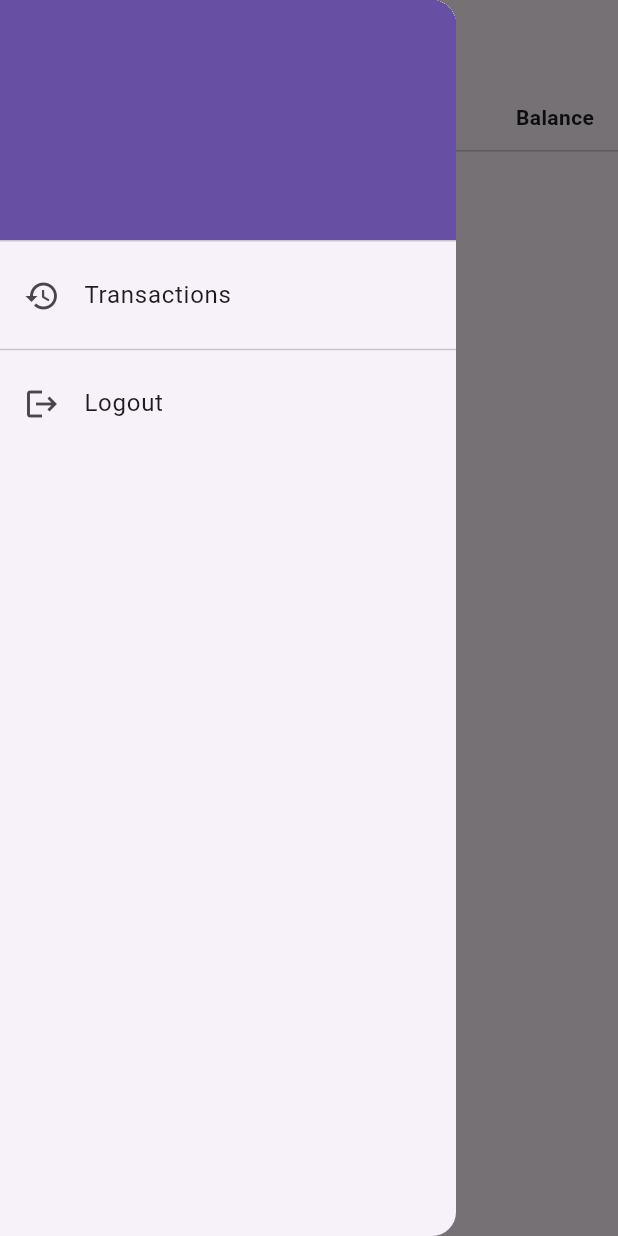
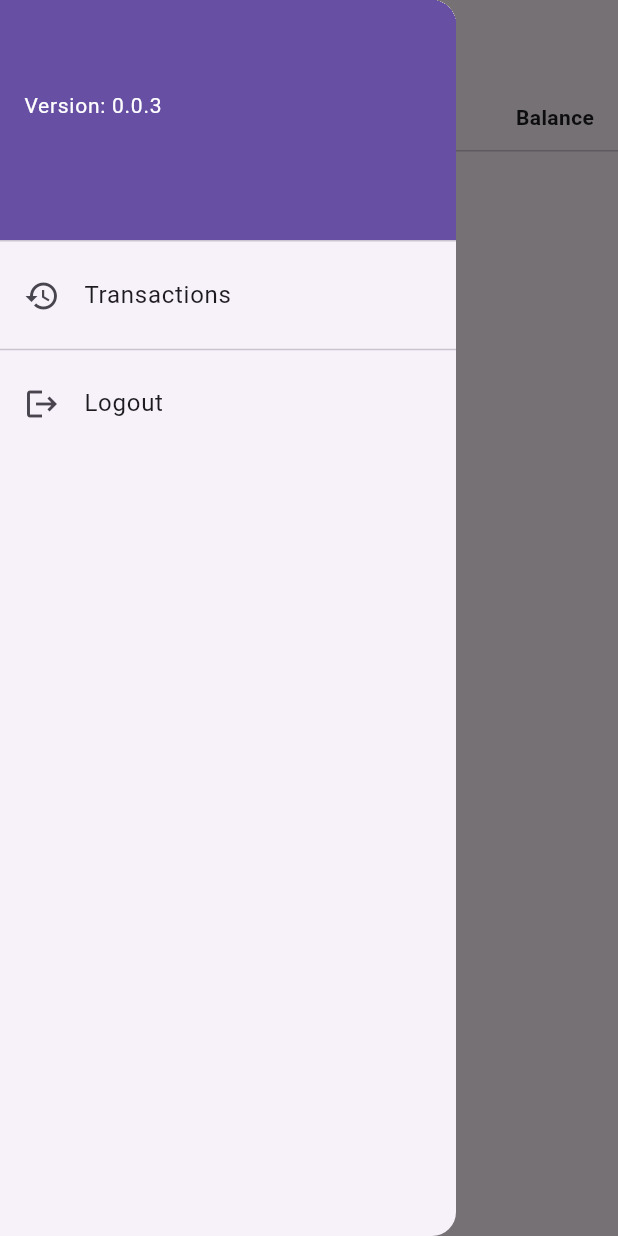
Before and after one commit to edsheehy/katies_sunday_klub, a Flutter app: the screen it shows once a user with an empty profile is signed in, with the side drawer open, on a phone screen of 412 x 824 dp. Run offline on Flutter 3.47's test engine with Material 3 defaults, Android fonts, the phone set to English and light mode, and no system bars; our stand-ins replace cloud_firestore, firebase_auth, firebase_core, flutter_riverpod, package_info_plus; accounts and stored records are empty.

Commit message:
v0.0.3 Added version to drawer

```diff
--- a/lib/main.dart
+++ b/lib/main.dart
@@ -2,6 +2,7 @@ import 'package:flutter/material.dart';
 import 'package:firebase_core/firebase_core.dart';
 import 'package:flutter_riverpod/flutter_riverpod.dart';
 import 'package:katies_sunday_klub/providers/auth_providers.dart';
+import 'package:katies_sunday_klub/providers/package_info_provider.dart';
 import 'screens/home_screen.dart';
 import 'firebase_options.dart';
 
@@ -20,6 +21,7 @@ class MyApp extends ConsumerWidget {
 
   @override
   Widget build(BuildContext context, WidgetRef ref) {
+    var test = ref.read(packageInfoProvider);
     return MaterialApp(
       title: 'Katie\'s Sunday Klub',
       theme: ThemeData(
--- /dev/null
+++ b/lib/providers/package_info_provider.dart
@@ -0,0 +1,7 @@
+import 'package:flutter_riverpod/flutter_riverpod.dart';
+import 'package:package_info_plus/package_info_plus.dart';
+
+final packageInfoProvider = FutureProvider<PackageInfo>((ref) async {
+  PackageInfo test = await PackageInfo.fromPlatform();
+  return await PackageInfo.fromPlatform();
+});
--- a/lib/screens/home_screen.dart
+++ b/lib/screens/home_screen.dart
@@ -1,6 +1,7 @@
 import 'package:flutter/material.dart';
 import 'package:flutter_riverpod/flutter_riverpod.dart';
 import 'package:katies_sunday_klub/models/ticket_holder_model.dart';
+import 'package:katies_sunday_klub/providers/package_info_provider.dart';
 import 'package:katies_sunday_klub/providers/providers.dart';
 import 'package:katies_sunday_klub/screens/add_credit_screen.dart';
 import 'package:katies_sunday_klub/screens/edit_holder_screen.dart';
@@ -13,28 +14,26 @@ class HomeScreen extends ConsumerWidget {
 
   @override
   Widget build(BuildContext context, WidgetRef ref) {
-    // Watch the ticketsProvider to get the stream of ticket holders.
     final ticketsAsyncValue = ref.watch(ticketsProvider);
-    // Watch the authStateChangesProvider to get the current user.
     final authState = ref.watch(authStateChangesProvider);
+    final packageInfoAsyncValue = ref.watch(packageInfoProvider);
 
     return Scaffold(
       appBar: AppBar(
         title: const Text("Katie's Sunday Klub"),
-        // The logout button is now in the drawer, so it's removed from actions.
       ),
-      // --- START: NEW DRAWER ---
       drawer: Drawer(
         child: ListView(
-          // Important: Remove any padding from the ListView.
           padding: EdgeInsets.zero,
           children: [
             DrawerHeader(
               decoration: BoxDecoration(
                 color: Theme.of(context).primaryColor,
               ),
-              child: Text(
-                // Display the user's email, or 'Loading...' if not available.
+              child: Column(
+                crossAxisAlignment: CrossAxisAlignment.start,
+                children: [
+                  Text(
                     authState.when(
                       data: (user) => user?.email ?? 'No user logged in',
                       loading: () => 'Loading...',
@@ -45,17 +44,42 @@ class HomeScreen extends ConsumerWidget {
                       fontSize: 24,
                     ),
                   ),
+                  const SizedBox(height: 8),
+                  packageInfoAsyncValue.when(
+                    data: (packageInfo) => Text(
+                      'Version: ${packageInfo.version}',
+                      style: const TextStyle(
+                        color: Colors.white,
+                        fontSize: 14,
+                      ),
+                    ),
+                    loading: () => const Text(
+                      'Loading version...',
+                      style: TextStyle(
+                        color: Colors.white,
+                        fontSize: 14,
+                      ),
+                    ),
+                    error: (err, stack) => const Text(
+                      'Error loading version',
+                      style: TextStyle(
+                        color: Colors.white,
+                        fontSize: 14,
+                      ),
+                    ),
+                  ),
+                ],
+              ),
             ),
             ListTile(
               leading: const Icon(Icons.history),
               title: const Text('Transactions'),
               onTap: () {
-                // Close the drawer.
                 Navigator.pop(context);
-                // Navigate to the Transactions screen.
                 Navigator.push(
                   context,
-                  MaterialPageRoute(builder: (context) => const TransactionsScreen()),
+                  MaterialPageRoute(
+                      builder: (context) => const TransactionsScreen()),
                 );
               },
             ),
@@ -68,7 +92,6 @@ class HomeScreen extends ConsumerWidget {
           ],
         ),
       ),
-      // --- END: NEW DRAWER ---
       body: Column(
         children: [
           Padding(
@@ -109,8 +132,7 @@ class HomeScreen extends ConsumerWidget {
           Expanded(
             child: ticketsAsyncValue.when(
               data: (tickets) => _buildTicketList(tickets),
-              error:
-                  (err, stack) =>
+              error: (err, stack) =>
                   Center(child: Text('An error occurred: $err')),
               loading: () => const Center(child: CircularProgressIndicator()),
             ),
@@ -120,7 +142,6 @@ class HomeScreen extends ConsumerWidget {
     );
   }
 
-  /// Builds the scrollable list of tickets.
   Widget _buildTicketList(List<TicketHolder> tickets) {
     if (tickets.isEmpty) {
       return const Center(child: Text('No ticket data found.'));
--- a/pubspec.yaml
+++ b/pubspec.yaml
@@ -16,7 +16,7 @@ publish_to: 'none' # Remove this line if you wish to publish to pub.dev
 # https://developer.apple.com/library/archive/documentation/General/Reference/InfoPlistKeyReference/Articles/CoreFoundationKeys.html
 # In Windows, build-name is used as the major, minor, and patch parts
 # of the product and file versions while build-number is used as the build suffix.
-version: 0.0.2+2
+version: 0.0.3+3
 
 environment:
   sdk: ^3.7.0
@@ -38,7 +38,8 @@ dependencies:
   firebase_auth: ^5.6.0
   cloud_firestore: ^5.6.9
   flutter_riverpod: ^2.6.1
-  intl: ^0.18.0 # Or the latest version
+  intl: ^0.18.0
+  package_info_plus: ^8.3.0
 
 dev_dependencies:
   flutter_test:
```
Also changed, not shown: 1 other file. Lines whose indentation alone changed are shown as unchanged.
